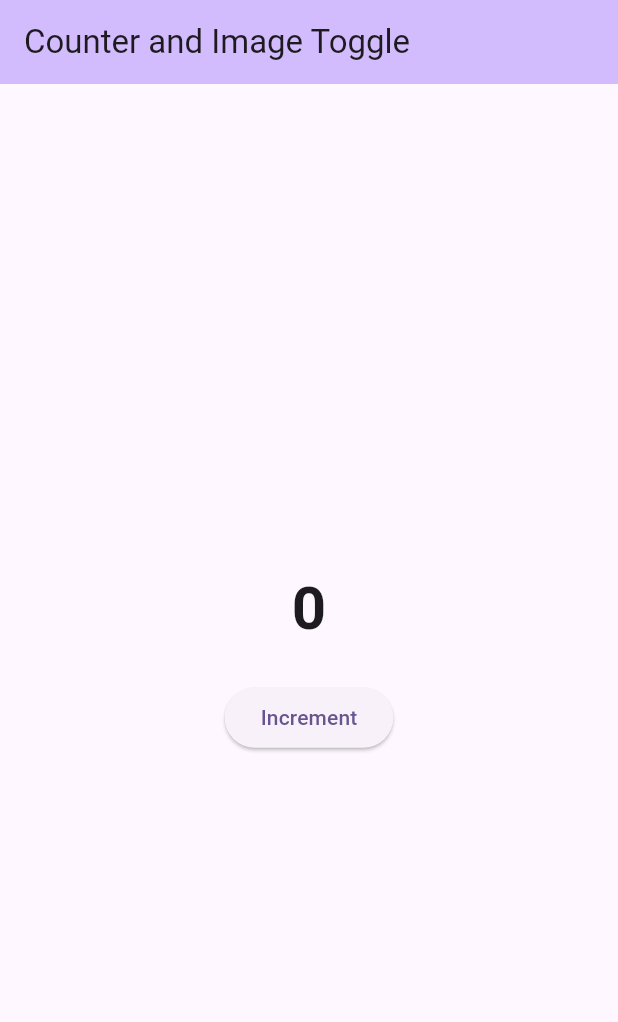
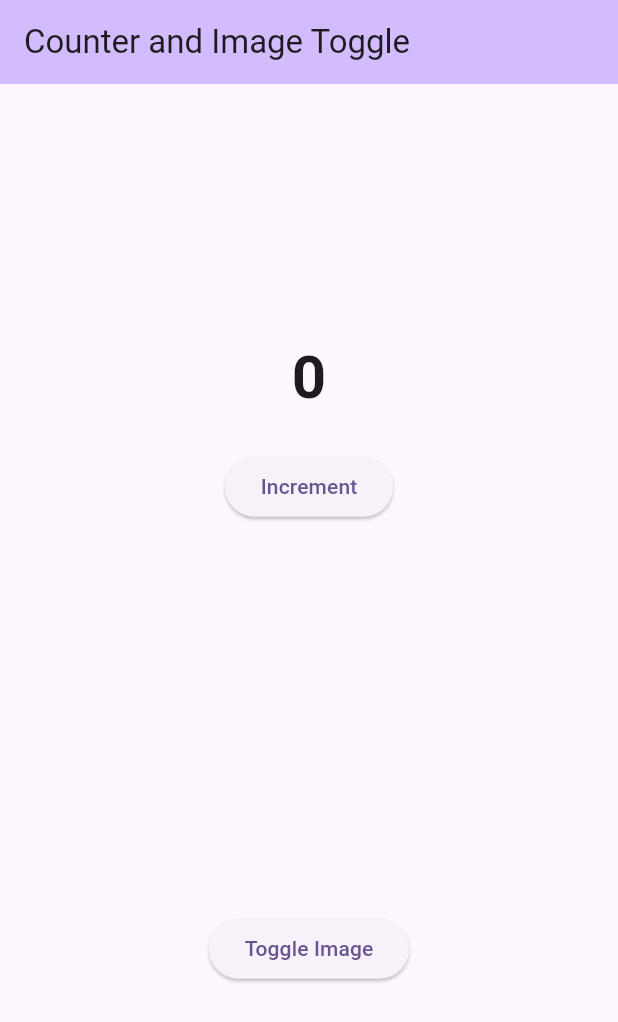
Before and after one commit to HemangShimpi/flutter_counter_img, a Flutter app: the screen it shows after launch, on a phone screen of 412 x 824 dp. Shown: the top 1022 px of the screen. Run offline on Flutter 3.47's test engine with Material 3 defaults, Android fonts, the phone set to English and light mode, and no system bars.

Commit message:
Added image toggle functionality

```diff
--- a/lib/main.dart
+++ b/lib/main.dart
@@ -31,8 +31,21 @@ class MyHomePage extends StatefulWidget {
   State<MyHomePage> createState() => _MyHomePageState();
 }
 
-class _MyHomePageState extends State<MyHomePage> {
+class _MyHomePageState extends State<MyHomePage> with SingleTickerProviderStateMixin{
   int _counter = 0;
+  bool _showFirstImg = true;
+  late AnimationController _controller;
+  late Animation<double> _animation;
+
+  @override
+  void initState() {
+    super.initState();
+    _controller = AnimationController(
+      duration: const Duration(seconds: 2),
+      vsync: this,
+    );
+    _animation = CurvedAnimation(parent: _controller, curve: Curves.easeInOut);
+  }
 
   void _incrementCounter() {
     setState(() {
@@ -43,6 +56,18 @@ class _MyHomePageState extends State<MyHomePage> {
       // called again, and so nothing would appear to happen.
       _counter++;
     });
+  }
+
+  void _toggleImg() {
+    setState(() {
+      _showFirstImg = !_showFirstImg;
+      _controller.forward(from: 0.0);
+    });
+  }
+
+  void dispose() {
+    _controller.dispose();
+    super.dispose();
   }
 
   @override
@@ -89,7 +114,18 @@ class _MyHomePageState extends State<MyHomePage> {
             ),
             SizedBox(height: 20),
             ElevatedButton(onPressed: _incrementCounter, child: Text('Increment')),
-
+            SizedBox(height: 40),
+            FadeTransition(
+              opacity: _animation,
+              child: Image.asset(
+                _showFirstImg ? 'assets/check.png' : 'assets/cross.png',
+                width: 200,
+                height: 200
+              )
+            ),
+            SizedBox(height: 20),
+            ElevatedButton(onPressed: _toggleImg, child: Text('Toggle Image'),
+            ),
           ],
         ),
       ),
```
